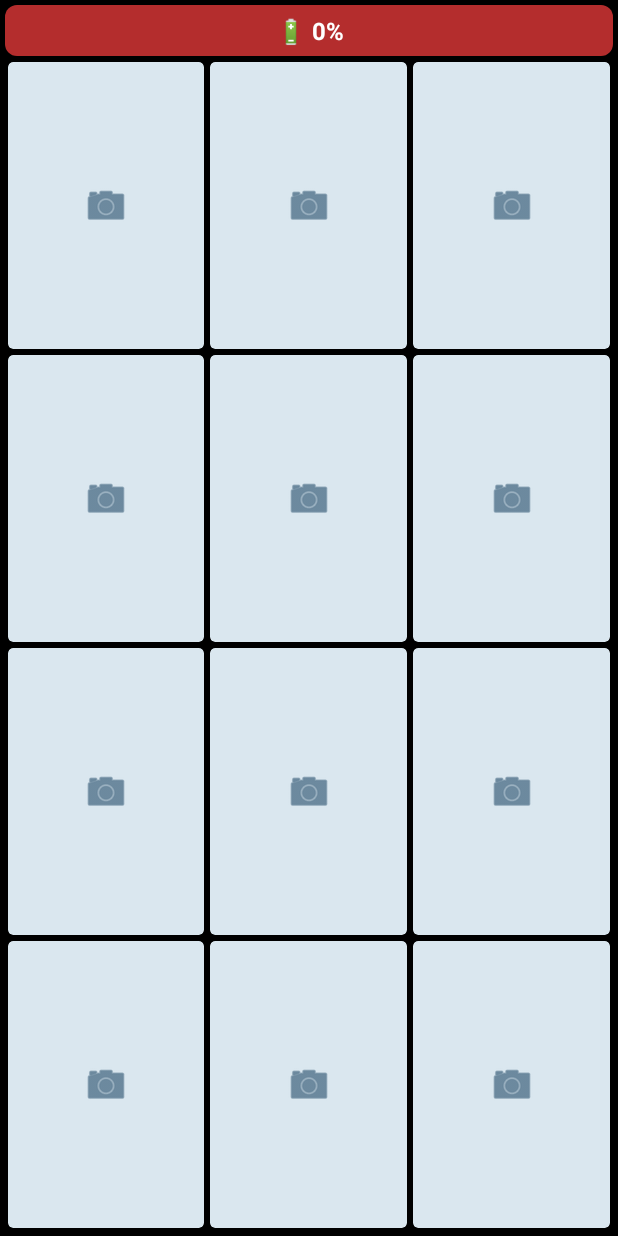
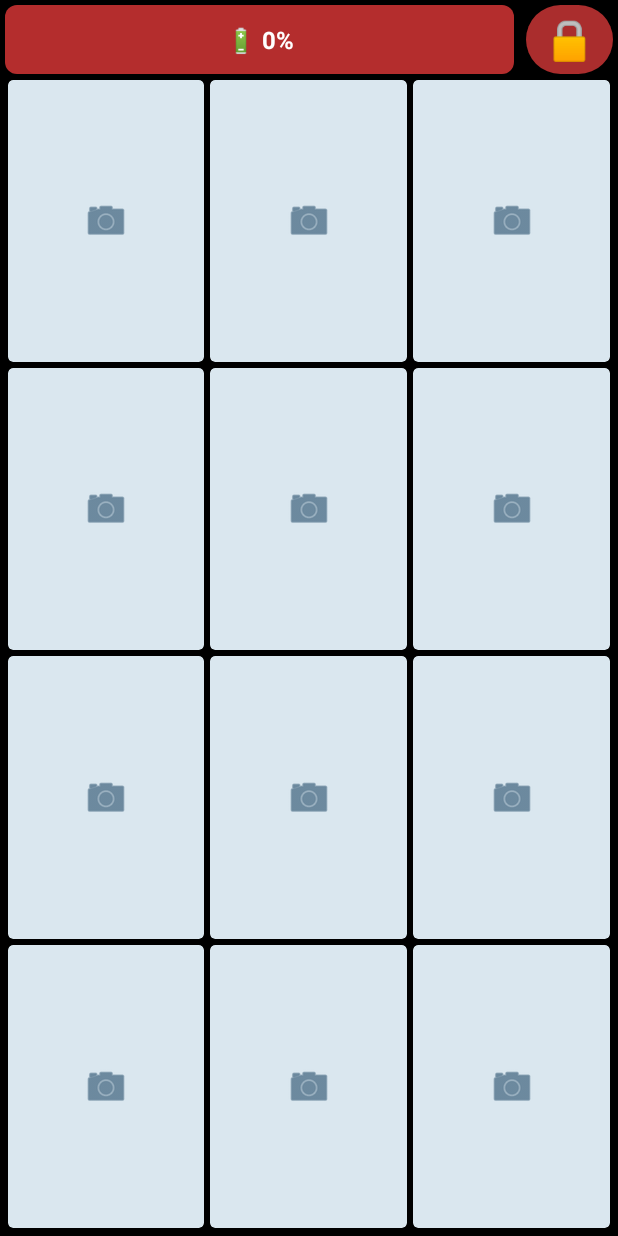
Before and after one commit to a-mad-reza/BiBi, an Android app: the screen it shows after launch (MainActivity), on a phone screen of 412 x 824 dp. Run offline under Robolectric (Android 15) with nearby library versions, the phone set to English and light mode, and no system bars.

Commit message:
Update MainActivity.java

```diff
--- a/app/src/main/java/com/example/familyhome/MainActivity.java
+++ b/app/src/main/java/com/example/familyhome/MainActivity.java
@@ -3,6 +3,8 @@ package com.example.familyhome;
 import android.Manifest;
 import android.app.Activity;
 import android.app.AlertDialog;
+import android.app.admin.DevicePolicyManager;
+import android.content.ComponentName;
 import android.content.Context;
 import android.content.Intent;
 import android.content.SharedPreferences;
@@ -62,6 +64,9 @@ public class MainActivity extends Activity {
             getWindow().setNavigationBarColor(
                     Color.rgb(24, 45, 65));
         }
+
+        getWindow().addFlags(
+                WindowManager.LayoutParams.FLAG_KEEP_SCREEN_ON);
 
         hideSystemBars();
         buildHome();
@@ -161,19 +166,26 @@ public class MainActivity extends Activity {
         root.setPadding(dp(3), dp(3), dp(3), dp(3));
         root.setBackgroundColor(Color.BLACK);
 
+        LinearLayout topBar = new LinearLayout(this);
+        topBar.setOrientation(LinearLayout.HORIZONTAL);
+        topBar.setGravity(Gravity.CENTER_VERTICAL);
+
         batteryText = makeText("", 16, Color.WHITE);
         batteryText.setPadding(dp(8), 0, dp(8), 0);
-        batteryText.setBackground(
-                rounded(Color.rgb(37, 75, 105), 8));
+        batteryText.setBackground(rounded(Color.rgb(37, 75, 105), 8));
+        batteryText.setOnClickListener(v -> batteryTapped());
+        topBar.addView(batteryText, new LinearLayout.LayoutParams(0, dp(46), 1f));
 
-        batteryText.setOnClickListener(
-                v -> batteryTapped());
+        TextView lockButton = makeText("🔒", 25, Color.WHITE);
+        lockButton.setContentDescription("قفل صفحه");
+        lockButton.setBackground(rounded(Color.rgb(170, 45, 45), 50));
+        LinearLayout.LayoutParams lockParams = new LinearLayout.LayoutParams(dp(58), dp(46));
+        lockParams.leftMargin = dp(8);
+        topBar.addView(lockButton, lockParams);
+        lockButton.setOnClickListener(v -> lockScreen());
 
-        root.addView(
-                batteryText,
-                new LinearLayout.LayoutParams(
-                        ViewGroup.LayoutParams.MATCH_PARENT,
-                        dp(34)));
+        root.addView(topBar, new LinearLayout.LayoutParams(
+                ViewGroup.LayoutParams.MATCH_PARENT, dp(46)));
 
         GridLayout grid = new GridLayout(this);
         grid.setColumnCount(3);
@@ -319,6 +331,31 @@ public class MainActivity extends Activity {
         });
 
         return tile;
+    }
+
+    private void lockScreen() {
+        ComponentName admin = new ComponentName(this, FamilyDeviceAdminReceiver.class);
+        DevicePolicyManager dpm = (DevicePolicyManager) getSystemService(DEVICE_POLICY_SERVICE);
+        if (dpm != null && dpm.isAdminActive(admin)) {
+            try {
+                dpm.lockNow();
+            } catch (SecurityException e) {
+                Toast.makeText(this, "قفل صفحه در این گوشی مجاز نیست.", Toast.LENGTH_LONG).show();
+            }
+            return;
+        }
+
+        new AlertDialog.Builder(this)
+                .setTitle("فعال‌کردن قفل صفحه")
+                .setMessage("برای خاموش‌کردن صفحه با این دکمه، یک‌بار اجازهٔ مدیریت قفل صفحه را فعال کن. بعد از آن با دکمهٔ فیزیکی گوشی می‌توانی صفحه را روشن کنی.")
+                .setNegativeButton("لغو", null)
+                .setPositiveButton("فعال‌سازی", (dialog, which) -> {
+                    Intent intent = new Intent(DevicePolicyManager.ACTION_ADD_DEVICE_ADMIN);
+                    intent.putExtra(DevicePolicyManager.EXTRA_DEVICE_ADMIN, admin);
+                    intent.putExtra(DevicePolicyManager.EXTRA_ADD_EXPLANATION,
+                            "این اجازه فقط برای قفل‌کردن صفحه با دکمهٔ داخل برنامه استفاده می‌شود.");
+                    startActivity(intent);
+                }).show();
     }
 
     private void batteryTapped() {
```
